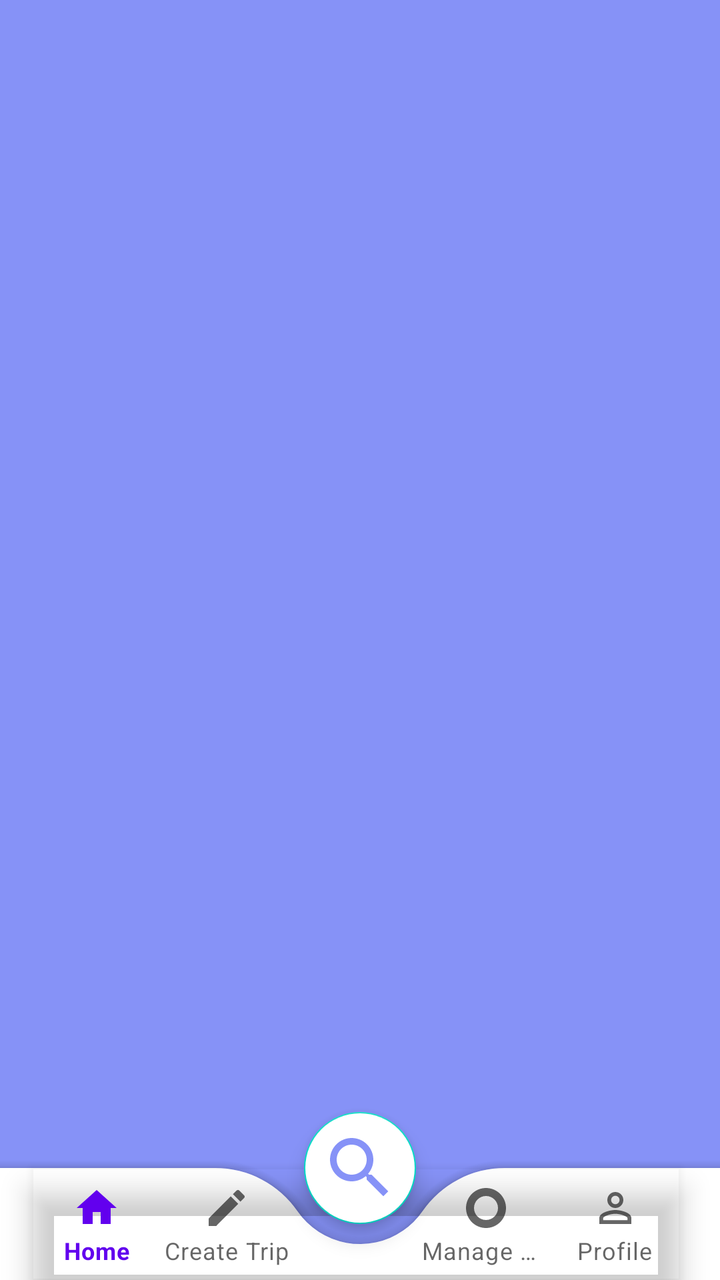
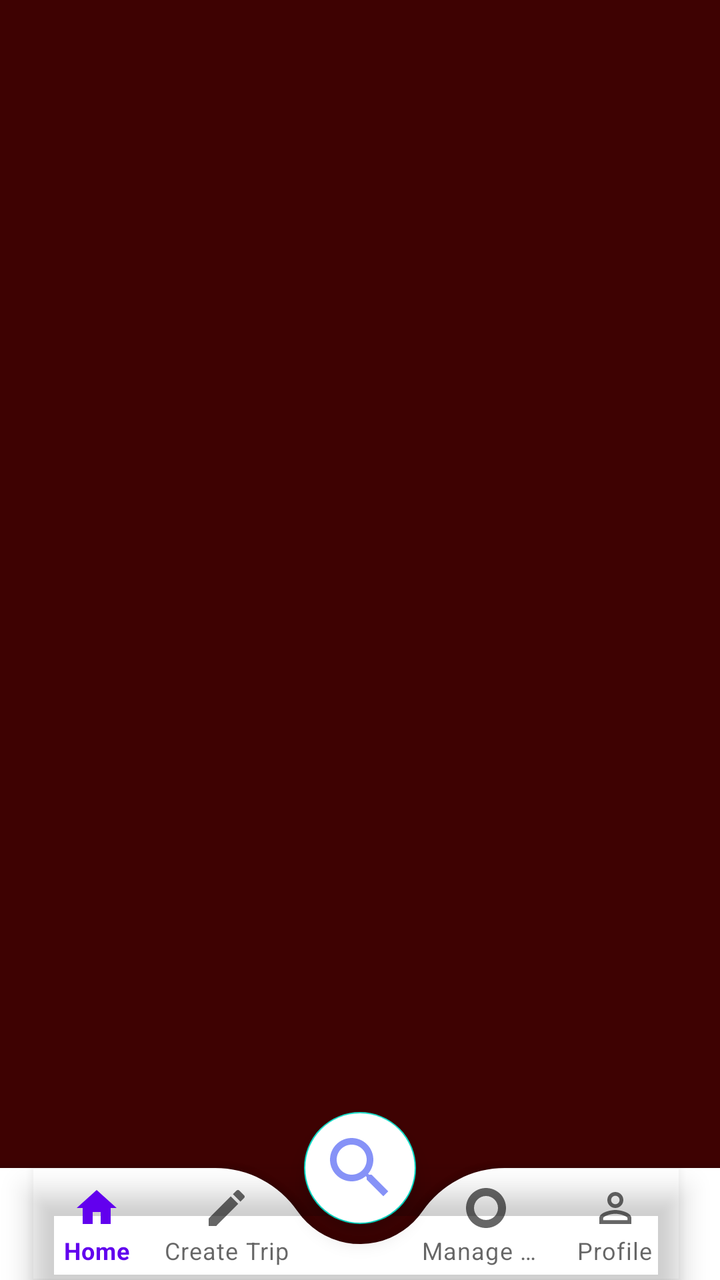

Two renders of the same Android screen: before a commit and after it. Below are the layout's source before the change and the commit's diff.
<!-- AndroidManifest.xml: application theme Theme.MyApp -->
<!-- res/layout/activity_home.xml -->
<?xml version="1.0" encoding="utf-8"?>
<androidx.coordinatorlayout.widget.CoordinatorLayout
    xmlns:android="http://schemas.android.com/apk/res/android"
    xmlns:app="http://schemas.android.com/apk/res-auto"
    xmlns:tools="http://schemas.android.com/tools"
    android:layout_width="match_parent"
    android:layout_height="match_parent"
    android:background="@color/lavender"
    tools:context=".HomeActivity">


    <FrameLayout
        android:id="@+id/frame_layout"
        android:layout_width="match_parent"
        android:layout_height="match_parent" />

    <com.google.android.material.bottomappbar.BottomAppBar
        android:id="@+id/bottomAppBar"
        android:layout_width="match_parent"
        android:layout_height="wrap_content"
        android:layout_gravity="bottom"
        android:background="@color/white"
        app:fabCradleMargin="10dp"
        app:fabCradleRoundedCornerRadius="50dp">

        <com.google.android.material.bottomnavigation.BottomNavigationView
            android:id="@+id/bottomNavigationView"
            android:layout_width="wrap_content"
            android:layout_height="wrap_content"
            android:layout_marginEnd="20dp"
            android:background="@android:color/transparent"
            app:labelVisibilityMode="labeled"
            app:menu="@menu/bottom_menu" />

    </com.google.android.material.bottomappbar.BottomAppBar>

    <com.google.android.material.floatingactionbutton.FloatingActionButton
        android:id="@+id/fab"
        android:layout_width="wrap_content"
        android:layout_height="wrap_content"
        android:backgroundTint="@color/white"
        android:src="@drawable/baseline_search_24"
        app:layout_anchor="@id/bottomAppBar"
        app:maxImageSize="40dp"
        app:tint="@color/lavender" />

</androidx.coordinatorlayout.widget.CoordinatorLayout>
<!-- resources referenced by this layout -->
<resources>
  <color name="lavender">#8692f7</color>
  <color name="white">#FFFFFFFF</color>
  <!-- drawable baseline_search_24 (drawable) -->
  <vector android:height="24dp" android:tint="#000000"
      android:viewportHeight="24" android:viewportWidth="24"
      android:width="24dp" xmlns:android="http://schemas.android.com/apk/res/android">
      <path android:fillColor="@android:color/white" android:pathData="M15.5,14h-0.79l-0.28,-0.27C15.41,12.59 16,11.11 16,9.5 16,5.91 13.09,3 9.5,3S3,5.91 3,9.5 5.91,16 9.5,16c1.61,0 3.09,-0.59 4.23,-1.57l0.27,0.28v0.79l5,4.99L20.49,19l-4.99,-5zM9.5,14C7.01,14 5,11.99 5,9.5S7.01,5 9.5,5 14,7.01 14,9.5 11.99,14 9.5,14z"/>
  </vector>
  <style name="Theme.MyApp" parent="Theme.MaterialComponents.DayNight.NoActionBar">
          
          <item name="colorPrimary">@color/purple_500</item>
          <item name="colorPrimaryVariant">@color/purple_700</item>
          <item name="colorOnPrimary">@color/white</item>
          
          <item name="colorSecondary">@color/teal_200</item>
          <item name="colorSecondaryVariant">@color/teal_700</item>
          <item name="colorOnSecondary">@color/black</item>
          
          <item name="android:statusBarColor" tools:targetApi="l">?attr/colorPrimaryVariant</item>
          
      </style>
  <color name="purple_500">#FF6200EE</color>
  <color name="purple_700">#FF3700B3</color>
  <color name="teal_200">#FF03DAC5</color>
  <color name="teal_700">#FF018786</color>
  <color name="black">#FF000000</color>
</resources>

<!-- the commit's change to res/layout/activity_home.xml (unified diff, before → after) -->
@@ -5,7 +5,7 @@
     xmlns:tools="http://schemas.android.com/tools"
     android:layout_width="match_parent"
     android:layout_height="match_parent"
-    android:background="@color/lavender"
+    android:background="@color/gray_900"
     tools:context=".HomeActivity">
 
 
<!-- resource entries referenced after the edit -->
@@ -1,5 +1,6 @@
 <!-- resources referenced by this layout -->
 <resources>
+  <color name="gray_900">#3e0202</color>
   <color name="lavender">#8692f7</color>
   <color name="white">#FFFFFFFF</color>
   <!-- drawable baseline_search_24 (drawable) -->
